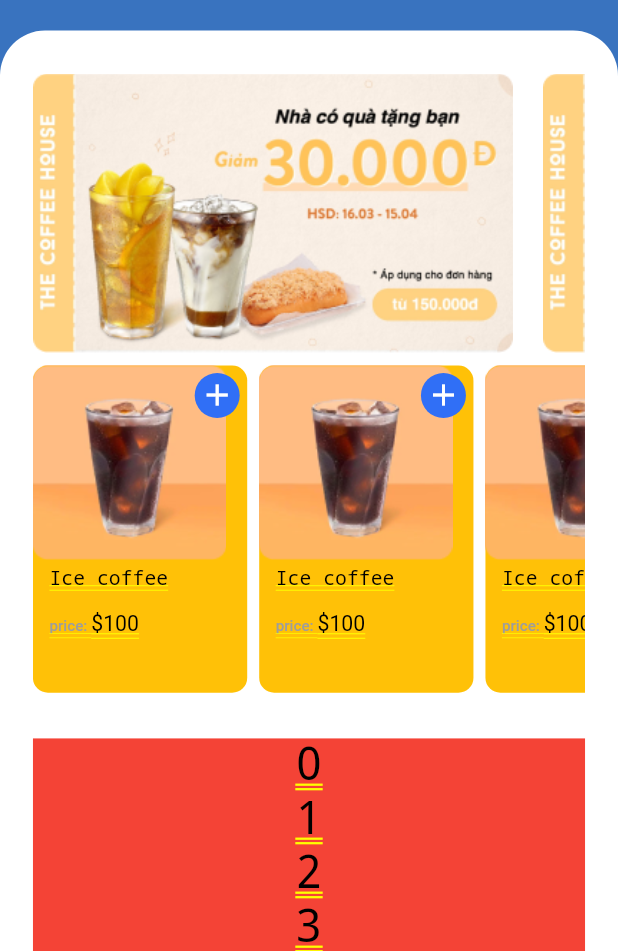
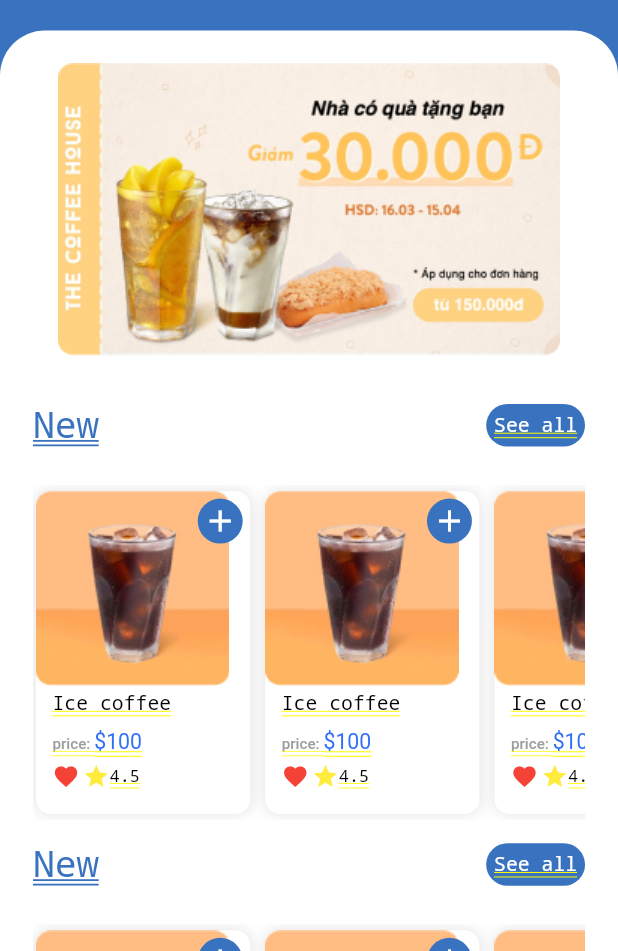
Before and after one commit to M7mdAbolila/shuwaikh, a Flutter app: the HomeScreenBody screen opened directly, on a phone screen of 412 x 824 dp, the part 285-1236 px from its top. Run offline on Flutter 3.47's test engine with Material 3 defaults, Android fonts, the phone set to English and light mode, and no system bars; our stand-ins replace flutter_screenutil, flutter_svg, pin_code_fields.

Commit message:
category section

```diff
--- a/lib/core/theming/styles.dart
+++ b/lib/core/theming/styles.dart
@@ -3,7 +3,7 @@ import 'package:flutter_screenutil/flutter_screenutil.dart';
 import 'package:shuwaikh/core/theming/colors.dart';
 
 class TextStyles {
-  // White Fonts
+  // ========= White Fonts ============
   static TextStyle font36White700Weight = TextStyle(
     fontSize: 36.sp,
     fontWeight: FontWeight.w700,
@@ -29,7 +29,7 @@ class TextStyles {
     fontWeight: FontWeight.w500,
     color: Colors.white,
   );
-  // Black Fonts
+  // ========== Black Fonts  ==============
   static TextStyle font30Black400Weight = TextStyle(
     fontSize: 30.sp,
     fontWeight: FontWeight.w400,
@@ -66,11 +66,16 @@ class TextStyles {
     fontWeight: FontWeight.w500,
     color: ColorsManager.grey,
   );
-  // Blue Fonts
+  //  ======= Blue Fonts =========
   static TextStyle font26Blue700Weight = TextStyle(
     fontSize: 26.sp,
     fontWeight: FontWeight.w700,
     color: ColorsManager.blue,
+  );
+  static TextStyle font24MainBlue500Weight = TextStyle(
+    fontSize: 24.sp,
+    fontWeight: FontWeight.w500,
+    color: ColorsManager.mainBlue,
   );
   static TextStyle font18Blue500Weight = TextStyle(
     fontSize: 18.sp,
--- /dev/null
+++ b/lib/features/home/ui/widgets/banner_list_view.dart
@@ -0,0 +1,34 @@
+
+import 'package:flutter/material.dart';
+import 'package:flutter_screenutil/flutter_screenutil.dart';
+
+import '../../../../core/helpers/assets_path.dart';
+
+class BannerListView extends StatelessWidget {
+  const BannerListView({
+    super.key,
+  });
+
+  @override
+  Widget build(BuildContext context) {
+    return SizedBox(
+      height: 195.h,
+      child: ListView.builder(
+        scrollDirection: Axis.horizontal,
+        itemCount: 4,
+        itemBuilder: (BuildContext context, int index) {
+          return Padding(
+            padding: const EdgeInsets.only(right: 20),
+            child: ClipRRect(
+              borderRadius: BorderRadius.circular(10),
+              child: Image.asset(
+                Assets.banner,
+                width: 335.w,
+              ),
+            ),
+          );
+        },
+      ),
+    );
+  }
+}
--- /dev/null
+++ b/lib/features/home/ui/widgets/broduct_item.dart
@@ -0,0 +1,111 @@
+import 'package:flutter/material.dart';
+import 'package:flutter_screenutil/flutter_screenutil.dart';
+import 'package:shuwaikh/core/helpers/assets_path.dart';
+
+import '../../../../core/helpers/spacing.dart';
+import '../../../../core/theming/colors.dart';
+import '../../../../core/theming/styles.dart';
+
+class BroductItem extends StatelessWidget {
+  const BroductItem({
+    super.key,
+  });
+
+  @override
+  Widget build(BuildContext context) {
+    return Padding(
+      padding: const EdgeInsets.only(left: 2, right: 8, top: 4, bottom: 4),
+      child: Container(
+        height: 210.h,
+        width: 130.w,
+        decoration: BoxDecoration(
+          borderRadius: BorderRadius.circular(10),
+          color: Colors.white,
+          boxShadow: [
+            BoxShadow(
+                color: Colors.grey.withOpacity(0.3),
+                spreadRadius: 0,
+                blurRadius: 8,
+                // offset: const Offset(5, 5), // changes position of shadow
+                offset: const Offset(0, 0)),
+          ],
+        ),
+        child: Column(
+          crossAxisAlignment: CrossAxisAlignment.start,
+          children: [
+            Stack(
+              children: [
+                Image.asset(
+                  Assets.broduct,
+                  height: 130,
+                  fit: BoxFit.fill,
+                ),
+                const Align(
+                  alignment: Alignment.topRight,
+                  child: Padding(
+                    padding: EdgeInsets.all(5),
+                    child: CircleAvatar(
+                      radius: 15,
+                      backgroundColor: ColorsManager.mainBlue,
+                      child: Icon(
+                        Icons.add,
+                        color: Colors.white,
+                      ),
+                    ),
+                  ),
+                ),
+              ],
+            ),
+            Padding(
+              padding: EdgeInsets.symmetric(horizontal: 10.w, vertical: 4.h),
+              child: Column(
+                crossAxisAlignment: CrossAxisAlignment.start,
+                children: [
+                  Text(
+                    'Ice coffee',
+                    style: TextStyles.font13Black500Weight,
+                  ),
+                  verticalSpace(10),
+                  Text.rich(
+                    TextSpan(
+                      children: [
+                        TextSpan(
+                          text: 'price: ',
+                          style: TextStyles.font10Gray500Weight,
+                        ),
+                        TextSpan(
+                          text: '\$100',
+                          style: TextStyles.font14Blue400Weight,
+                        ),
+                      ],
+                    ),
+                  ),
+                  verticalSpace(5),
+                  Row(
+                    children: [
+                      const Icon(
+                        Icons.favorite,
+                        color: Colors.red,
+                        size: 18,
+                      ),
+                      horizontalSpace(2),
+                      const Icon(
+                        Icons.star,
+                        color: Colors.yellow,
+                        size: 18,
+                      ),
+                      Text(
+                        '4.5',
+                        style: TextStyles.font11Black500Weight,
+                      )
+                    ],
+                  ),
+                ],
+              ),
+            ),
+          ],
+        ),
+      ),
+    );
+  }
+}
--- /dev/null
+++ b/lib/features/home/ui/widgets/broducts_list_view.dart
@@ -0,0 +1,25 @@
+import 'package:flutter/material.dart';
+import 'package:flutter_screenutil/flutter_screenutil.dart';
+
+import 'broduct_item.dart';
+
+class BroductsListView extends StatelessWidget {
+  const BroductsListView({
+    super.key,
+  });
+
+  @override
+  Widget build(BuildContext context) {
+    return SizedBox(
+      height: 220.h,
+      child: ListView.builder(
+        physics: const BouncingScrollPhysics(),
+        scrollDirection: Axis.horizontal,
+        itemCount: 10,
+        itemBuilder: (BuildContext context, int index) {
+          return const BroductItem();
+        },
+      ),
+    );
+  }
+}
--- /dev/null
+++ b/lib/features/home/ui/widgets/category_section.dart
@@ -0,0 +1,51 @@
+import 'package:flutter/material.dart';
+import 'package:flutter_screenutil/flutter_screenutil.dart';
+import 'package:shuwaikh/core/helpers/spacing.dart';
+import 'package:shuwaikh/core/theming/colors.dart';
+import 'package:shuwaikh/core/theming/styles.dart';
+import 'package:shuwaikh/features/home/ui/widgets/broducts_list_view.dart';
+
+class CategorySection extends StatelessWidget {
+  const CategorySection(
+      {super.key, required this.catogoryName, this.seeAllOnTap});
+  final String catogoryName;
+  final VoidCallback? seeAllOnTap;
+  @override
+  Widget build(BuildContext context) {
+    return Column(
+      children: [
+        Row(
+          mainAxisAlignment: MainAxisAlignment.spaceBetween,
+          children: [
+            Text(
+              catogoryName,
+              style: TextStyles.font24MainBlue500Weight.copyWith(
+                decoration: TextDecoration.underline,
+                decorationColor: ColorsManager.mainBlue,
+              ),
+            ),
+            InkWell(
+              onTap: seeAllOnTap,
+              child: Container(
+                height: 28.h,
+                width: 60.w,
+                decoration: BoxDecoration(
+                  color: ColorsManager.mainBlue,
+                  borderRadius: BorderRadius.circular(50),
+                ),
+                child: Center(
+                  child: Text(
+                    'See all',
+                    style: TextStyles.font13White500Weight,
+                  ),
+                ),
+              ),
+            ),
+          ],
+        ),
+        verticalSpace(25),
+        const BroductsListView(),
+      ],
+    );
+  }
+}
--- a/lib/features/home/ui/widgets/home_body.dart
+++ b/lib/features/home/ui/widgets/home_body.dart
@@ -2,10 +2,11 @@ import 'package:flutter/material.dart';
 import 'package:flutter_screenutil/flutter_screenutil.dart';
 import 'package:flutter_svg/flutter_svg.dart';
 import 'package:shuwaikh/core/helpers/assets_path.dart';
-import 'package:shuwaikh/core/theming/colors.dart';
 import 'package:shuwaikh/core/theming/styles.dart';
 import 'package:shuwaikh/core/widgets/app_scroll_scaffold.dart';
 import '../../../../core/helpers/spacing.dart';
+import 'banner_list_view.dart';
+import 'category_section.dart';
 
 class HomeScreenBody extends StatelessWidget {
   const HomeScreenBody({super.key});
@@ -21,102 +22,11 @@ class HomeScreenBody extends StatelessWidget {
         child: Column(
           children: [
             verticalSpace(20),
-            SizedBox(
-              height: 200.h,
-              child: ListView.builder(
-                scrollDirection: Axis.horizontal,
-                itemCount: 4,
-                itemBuilder: (BuildContext context, int index) {
-                  return Padding(
-                    padding: const EdgeInsets.only(right: 20),
-                    child: ClipRRect(
-                      borderRadius: BorderRadius.circular(10),
-                      child: Image.asset(
-                        Assets.banner,
-                        width: 320,
-                      ),
-                    ),
-                  );
-                },
-              ),
-            ),
-            SizedBox(
-              height: 215.h,
-              child: ListView.builder(
-                scrollDirection: Axis.horizontal,
-                itemCount: 10,
-                itemBuilder: (BuildContext context, int index) {
-                  return Padding(
-                    padding: const EdgeInsets.only(right: 8.0),
-                    child: Container(
-                      height: 210.h,
-                      width: 130.w,
-                      decoration: BoxDecoration(
-                        borderRadius: BorderRadius.circular(10),
-                        color: Colors.amber,
-                      ),
-                      child: Column(
-                        crossAxisAlignment: CrossAxisAlignment.start,
-                        children: [
-                          Stack(
-                            children: [
-                              Image.asset(
-                                Assets.broduct,
-                                height: 130,
-                                fit: BoxFit.fill,
-                              ),
-                              const Align(
-                                alignment: Alignment.topRight,
-                                child: Padding(
-                                  padding: EdgeInsets.all(5),
-                                  child: CircleAvatar(
-                                    radius: 15,
-                                    backgroundColor: ColorsManager.blue,
-                                    child: Icon(
-                                      Icons.add,
-                                      color: Colors.white,
-                                    ),
-                                  ),
-                                ),
-                              ),
-                            ],
-                          ),
-                          Padding(
-                            padding: EdgeInsets.symmetric(
-                                horizontal: 10.w, vertical: 4.h),
-                            child: Column(
-                              crossAxisAlignment: CrossAxisAlignment.start,
-                              children: [
-                                Text(
-                                  'Ice coffee',
-                                  style: TextStyles.font13Black500Weight,
-                                ),
-                                verticalSpace(15),
-                                Text.rich(
-                                  TextSpan(
-                                    children: [
-                                      TextSpan(
-                                        text: 'price: ',
-                                        style: TextStyles.font10Gray500Weight,
-                                      ),
-                                      TextSpan(
-                                        text: '\$100',
-                                        style: TextStyles.font14Black400Weight,
-                                      ),
-                                    ],
-                                  ),
-                                  //! product item
-                                ),
-                              ],
-                            ),
-                          ),
-                        ],
-                      ),
-                    ),
-                  );
-                },
-              ),
-            ),
+            const BannerListView(),
+            verticalSpace(30),
+            const CategorySection(catogoryName: 'New'),
+            verticalSpace(15),
+            const CategorySection(catogoryName: 'New'),
             verticalSpace(30),
             Container(
               color: Colors.red,
```
